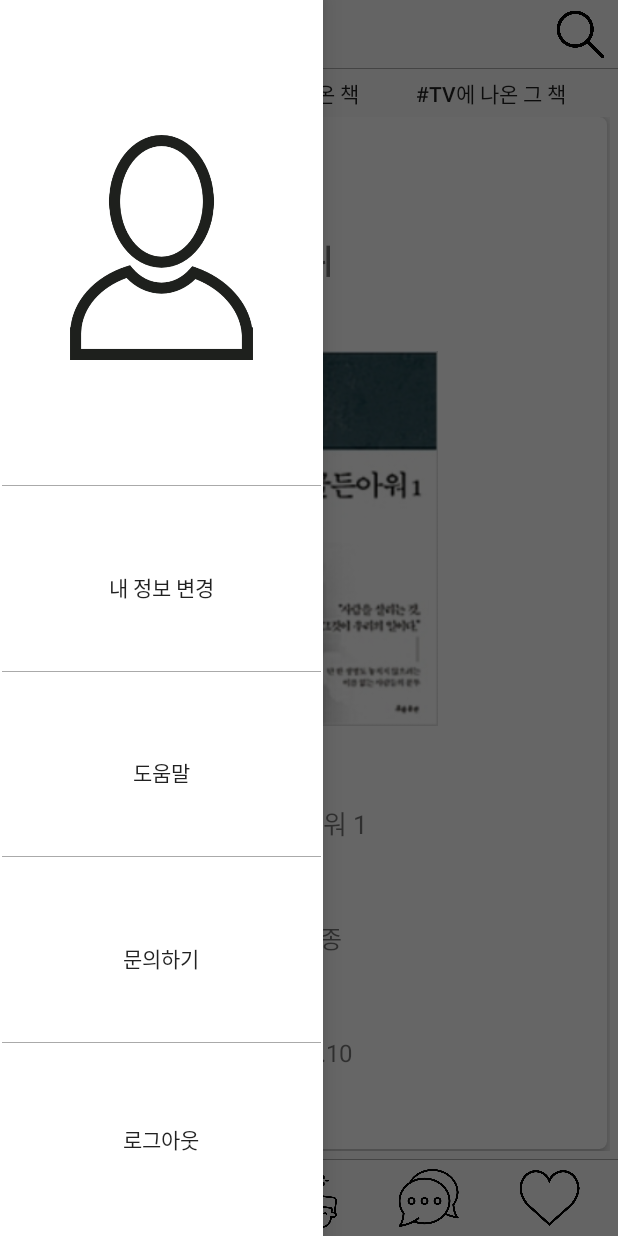
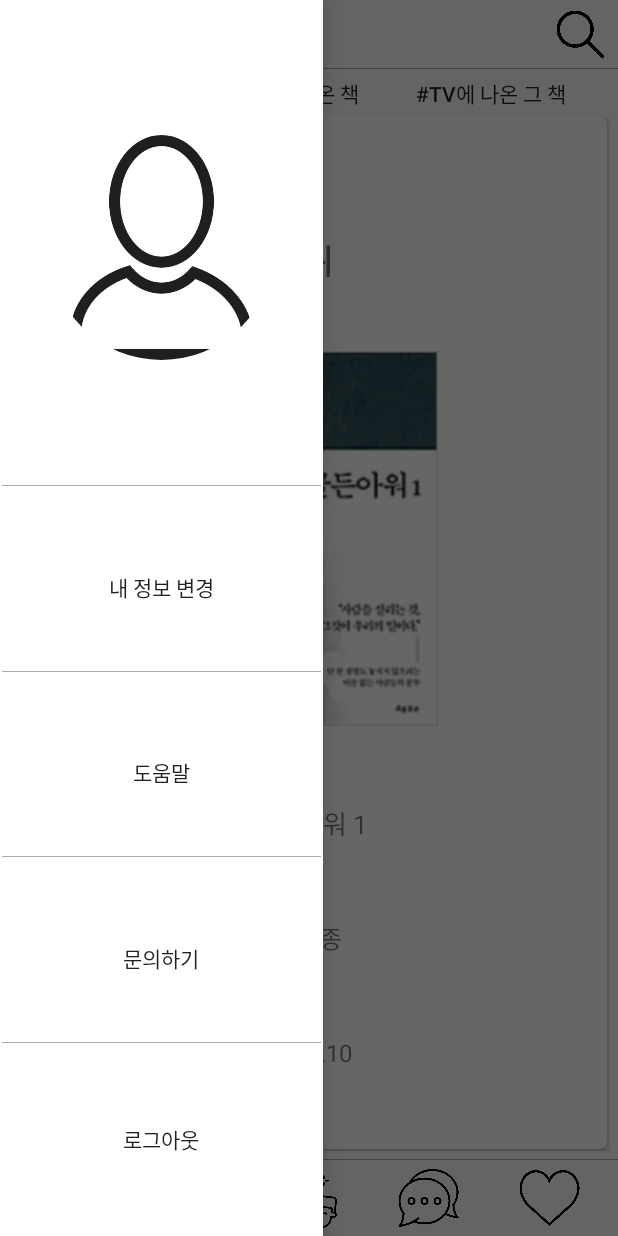
Before and after one commit to engus93/android_portfolio_mybrary, an Android app: the Home_01 screen opened directly, with no data from a screen before it, with the side drawer open, on a phone screen of 412 x 824 dp. Run offline under Robolectric (Android 15) with nearby library versions, the phone set to English and light mode, and no system bars; our stand-ins replace CircleImageView; pictures from the network do not load.

Commit message:
18.11.27 네비게이션바, 로그아웃, 찜목록 완료, 싸이클 이미지 리싸이클러뷰 추가 불러오기 수정 삭제 진입 사진, Home_02 스크롤 수정
진행중
쉐어드 진행중 (찜목록 하는중 꺼꾸로 안댐)

```diff
--- a/app/src/main/java/com/example/dudu/myapplication/Home_02_01.java
+++ b/app/src/main/java/com/example/dudu/myapplication/Home_02_01.java
@@ -449,6 +449,7 @@ public class Home_02_01 extends AppCompatActivity {
 
                     if (resultCode == Activity.RESULT_OK) {
                         if (data.getData() != null) {
+                            System.out.println(imageUri);
                             sendPicture(data.getData());
                             imageUri = data.getData();
                             String RealPthImage = getRealPathFromURI(imageUri);
--- a/app/src/main/res/layout/home_drawer.xml
+++ b/app/src/main/res/layout/home_drawer.xml
@@ -8,7 +8,7 @@
     android:layout_height="match_parent"
     tools:context=".MainActivity">
 
-        <ImageView
+        <de.hdodenhof.circleimageview.CircleImageView
             android:id="@+id/home_drawer_profile"
             android:layout_width="150dp"
             android:layout_height="150dp"
@@ -22,7 +22,7 @@
             app:layout_constraintStart_toStartOf="parent"
             app:layout_constraintTop_toTopOf="parent"
             app:layout_constraintVertical_chainStyle="spread"
-            app:srcCompat="@drawable/user_profile" />
+            android:src ="@drawable/user_profile" />
 
         <View
             android:id="@+id/view9"
```
Also changed, not shown: app/src/main/java/com/example/dudu/myapplication/Home_00_my_info.java (+61 -18 lines).
